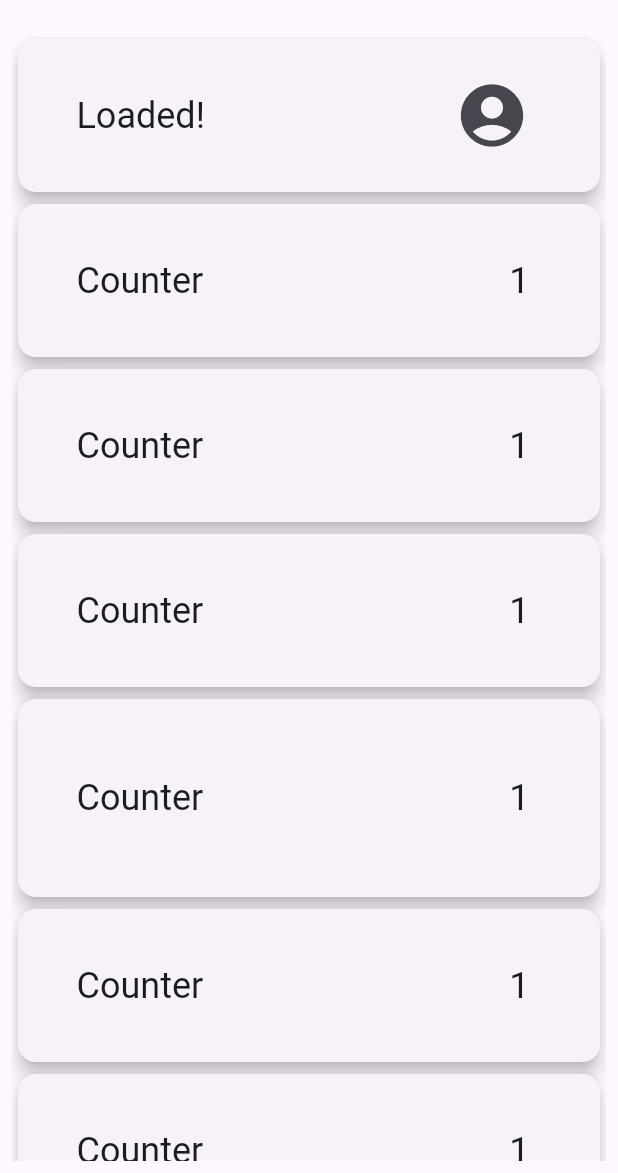
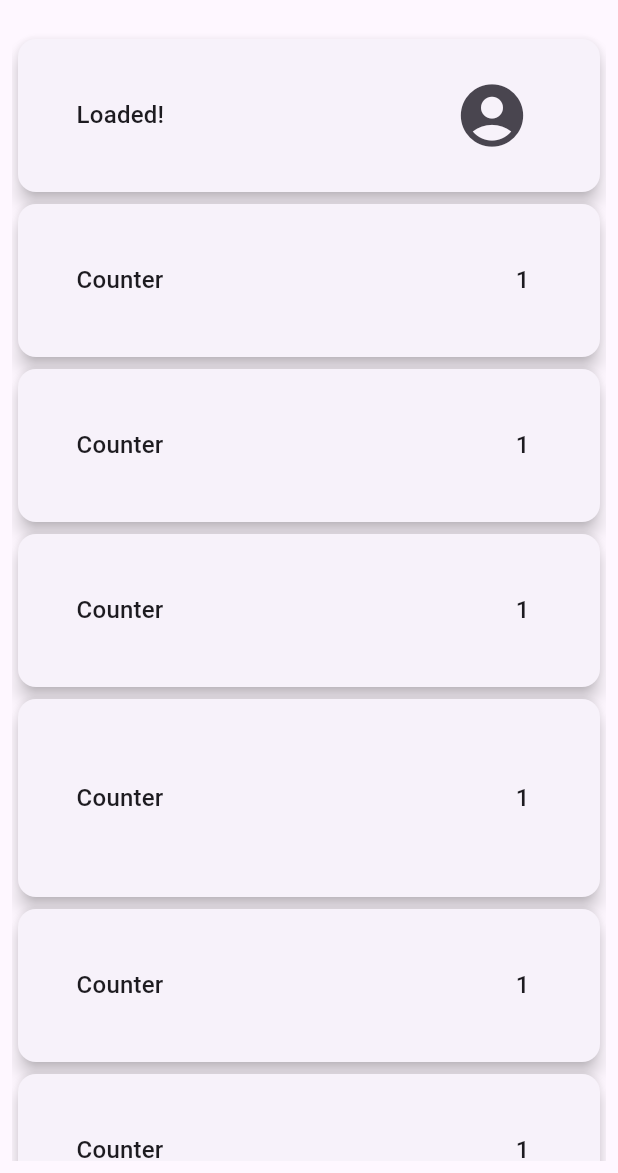
Before and after one commit to splashbyte/widget_loading, a Flutter app: the screen it shows after launch, on a phone screen of 412 x 824 dp, the part 63-1236 px from its top. Run offline on Flutter 3.47's test engine with Material 3 defaults, Android fonts, the phone set to English and light mode, and no system bars.

Commit message:
minor fixes

```diff
--- a/example/lib/main.dart
+++ b/example/lib/main.dart
@@ -47,7 +47,7 @@ class _ExampleState extends State<Example> {
         child: ListTile(
           leading: Text(
             'Loaded!',
-            style: Theme.of(context).textTheme.headline5,
+            style: Theme.of(context).textTheme.titleMedium,
           ),
           trailing: Icon(
             Icons.account_circle,
@@ -173,11 +173,11 @@ class _ExampleState extends State<Example> {
               child: ListTile(
                 leading: Text(
                   'Counter',
-                  style: Theme.of(context).textTheme.headline5,
+                  style: Theme.of(context).textTheme.titleMedium,
                 ),
                 trailing: Text(
                   '$counter',
-                  style: Theme.of(context).textTheme.headline5,
+                  style: Theme.of(context).textTheme.titleMedium,
                 ),
               ),
             ),
@@ -201,11 +201,11 @@ class _ExampleState extends State<Example> {
                 child: ListTile(
                   leading: Text(
                     'Counter',
-                    style: Theme.of(context).textTheme.headline5,
+                    style: Theme.of(context).textTheme.titleMedium,
                   ),
                   trailing: Text(
                     '$counter',
-                    style: Theme.of(context).textTheme.headline5,
+                    style: Theme.of(context).textTheme.titleMedium,
                   ),
                 )),
           ),
--- a/lib/src/widgets/circular_widget_loading.dart
+++ b/lib/src/widgets/circular_widget_loading.dart
@@ -314,9 +314,8 @@ class _CircularWidgetLoadingState
                                 (1 - index / _animations.length));
                     return AnimatedBuilder(
                         animation: animation,
-                        child:
-                            widget.dotBuilder?.call(index, dotRadius) ??
-                                loadingPoint(dotRadius, dotColor),
+                        child: widget.dotBuilder?.call(index, dotRadius) ??
+                            loadingPoint(dotRadius, dotColor),
                         builder: (context, child) {
                           double radian = 0.5 * pi - 2 * pi * animation.value;
                           return Positioned(
```
Also changed, not shown: 1 other file.
